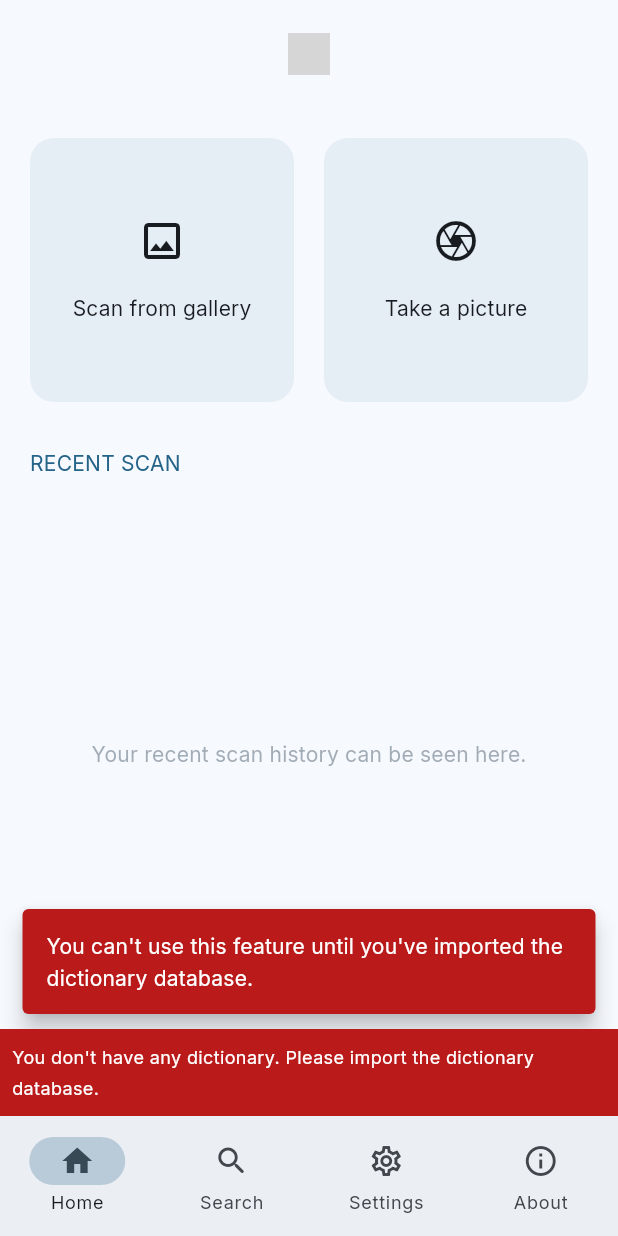
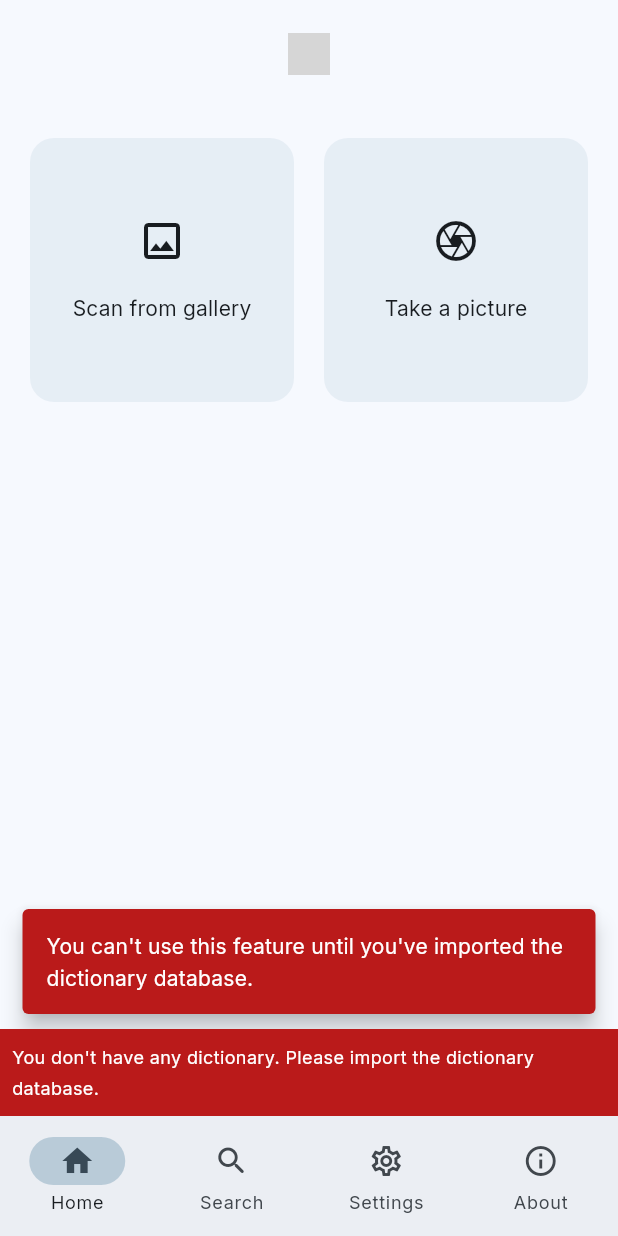
Before and after one commit to elianiva/jisho-lens, a Flutter app: the screen it shows after launch, after a tap on "Scan from gallery", on a phone screen of 412 x 824 dp. Run offline on Flutter 3.47's test engine with Material 2 defaults, Android fonts, the phone set to English and light mode, and no system bars; our stand-ins replace file_picker, flutter_riverpod, google_fonts, hive, hive_flutter, image_picker and 3 more; missing offline and left inert: google_mlkit_text_recognition, mecab_dart, ruby_text, share_handler; accounts and stored records are empty; grey boxes are pictures that could not be loaded.

Commit message:
refactor: scrap history, doesn't work as expected

```diff
--- a/jisho_lens/lib/components/history_list.dart
+++ /dev/null
@@ -1,71 +0,0 @@
-import 'package:flutter/material.dart';
-import 'package:hive_flutter/hive_flutter.dart';
-import 'package:intl/intl.dart';
-import 'package:jisho_lens/components/history_card.dart';
-import 'package:jisho_lens/constants/box_names.dart';
-import 'package:jisho_lens/repository/history_repository.dart';
-
-class HistoryList extends StatelessWidget {
-  final _historyRepository = HistoryRepository();
-
-  HistoryList({super.key});
-
-  @override
-  Widget build(BuildContext context) {
-    return Expanded(
-      child: Column(
-        crossAxisAlignment: CrossAxisAlignment.start,
-        children: [
-          Padding(
-            padding: const EdgeInsets.symmetric(horizontal: 20),
-            child: Text(
-              "RECENT SCAN",
-              style: Theme.of(context).textTheme.titleMedium?.copyWith(
-                    color: Theme.of(context).colorScheme.primary,
-                  ),
-            ),
-          ),
-          Expanded(
-            child: ValueListenableBuilder(
-                valueListenable: Hive.box(kLensHistoryBox).listenable(),
-                builder: (_, box, __) {
-                  final histories = _historyRepository.getHistories();
-                  return Visibility(
-                    visible: histories.isNotEmpty,
-                    replacement: Center(
-                      child: Text(
-                        "Your recent scan history can be seen here.",
-                        style: Theme.of(context).textTheme.titleMedium?.copyWith(
-                              color: Theme.of(context)
-                                  .colorScheme
-                                  .secondary
-                                  .withOpacity(0.5),
-                            ),
-                      ),
-                    ),
-                    child: GridView.count(
-                      primary: false,
-                      padding: const EdgeInsets.all(20),
-                      crossAxisCount: 2,
-                      crossAxisSpacing: 20,
-                      mainAxisSpacing: 20,
-                      physics: const BouncingScrollPhysics(),
-                      children: _historyRepository
-                          .getHistories()
-                          .map(
-                            (h) => HistoryCard(
-                              time: DateFormat.jm().format(h.createdAt),
-                              date: DateFormat.yMMMEd().format(h.createdAt),
-                              imagePath: h.imagePath,
-                            ),
-                          )
-                          .toList(),
-                    ),
-                  );
-                }),
-          ),
-        ],
-      ),
-    );
-  }
-}
--- a/jisho_lens/lib/main.dart
+++ b/jisho_lens/lib/main.dart
@@ -8,7 +8,6 @@ import 'package:flutter_riverpod/flutter_riverpod.dart';
 import 'package:hive_flutter/hive_flutter.dart';
 import 'package:jisho_lens/components/navigation_bar.dart';
 import 'package:jisho_lens/constants/box_names.dart';
-import 'package:jisho_lens/models/lens_history.dart';
 import 'package:jisho_lens/screens/about.dart';
 import 'package:jisho_lens/screens/home.dart';
 import 'package:jisho_lens/screens/lens.dart';
@@ -35,11 +34,8 @@ Future<void> main() async {
   // open the hive box so we don't have to deal with async stuff later
   await Hive.initFlutter();
 
-  Hive.registerAdapter(HistoryAdapter());
-
   await Hive.openBox<String>(kThemeBox);
   await Hive.openBox(kSettingsBox);
-  await Hive.openBox(kLensHistoryBox);
 
   runApp(const ProviderScope(child: MyApp()));
 }
--- a/jisho_lens/lib/models/lens_history.dart
+++ /dev/null
@@ -1,17 +0,0 @@
-import 'package:hive/hive.dart';
-
-part 'lens_history.g.dart';
-
-@HiveType(typeId: 1)
-class History {
-  History({
-    required this.createdAt,
-    required this.imagePath,
-  });
-
-  @HiveField(0)
-  final DateTime createdAt;
-
-  @HiveField(1)
-  final String imagePath;
-}
--- a/jisho_lens/lib/repository/history_repository.dart
+++ /dev/null
@@ -1,37 +0,0 @@
-import 'package:hive/hive.dart';
-import 'package:jisho_lens/constants/box_names.dart';
-import 'package:jisho_lens/models/lens_history.dart';
-
-class HistoryRepository {
-  final _historyBox = Hive.box(kLensHistoryBox);
-
-  static const kHistoryKeyName = "history";
-  static const kMaxHistoryLength = 10;
-
-  List<History> getHistories() {
-    final histories = _historyBox.get(kHistoryKeyName, defaultValue: []) ?? [];
-    return histories.cast<History>()
-      ..sort((History a, History b) => b.createdAt.compareTo(a.createdAt));
-  }
-
-  Future<void> addHistory(History history) async {
-    List<History> histories = getHistories();
-
-    // if it already exists then remove it because we want to update the creation date
-    if (histories.indexWhere((h) => h.imagePath == history.imagePath) != -1) {
-      histories.removeWhere((h) => h.imagePath == history.imagePath);
-    }
-
-    // keep limited history length
-    if (histories.length >= kMaxHistoryLength) {
-      histories = histories.take(kMaxHistoryLength - 1).toList();
-    }
-
-    histories.add(history);
-    await _historyBox.put(kHistoryKeyName, histories);
-  }
-
-  void clearHistory() {
-    _historyBox.delete(kHistoryKeyName);
-  }
-}
--- a/jisho_lens/lib/screens/home.dart
+++ b/jisho_lens/lib/screens/home.dart
@@ -1,7 +1,6 @@
 import 'package:flutter/material.dart';
 import 'package:flutter_riverpod/flutter_riverpod.dart';
 import 'package:image_picker/image_picker.dart';
-import 'package:jisho_lens/components/history_list.dart';
 import 'package:jisho_lens/providers/db_status_provider.dart';
 import 'package:jisho_lens/screens/lens.dart';
 import 'package:jisho_lens/providers/ocr_provider.dart';
@@ -93,8 +92,6 @@ class HomePageState extends ConsumerState<HomePage> {
             ],
           ),
         ),
-        const SizedBox(height: 20),
-        HistoryList(),
       ],
     );
   }
--- a/jisho_lens/lib/screens/settings.dart
+++ b/jisho_lens/lib/screens/settings.dart
@@ -7,7 +7,6 @@ import 'package:flutter_riverpod/flutter_riverpod.dart';
 import 'package:jisho_lens/providers/db_status_provider.dart';
 import 'package:jisho_lens/providers/search_settings_provider.dart';
 import 'package:jisho_lens/providers/theme_provider.dart';
-import 'package:jisho_lens/repository/history_repository.dart';
 import 'package:jisho_lens/repository/jmdict_repository.dart';
 import 'package:settings_ui/settings_ui.dart';
 
@@ -20,7 +19,6 @@ class SettingsPage extends ConsumerStatefulWidget {
 
 class SettingsPageState extends ConsumerState<SettingsPage> {
   final _jmdictRepository = JMDictRepository();
-  final _historyRepository = HistoryRepository();
 
   @override
   Widget build(BuildContext context) {
@@ -86,21 +84,6 @@ class SettingsPageState extends ConsumerState<SettingsPage> {
               ),
               value: Text(
                 "Remove a dictionary from the app database",
-                style: Theme.of(context).textTheme.bodySmall,
-              ),
-            ),
-            SettingsTile(
-              onPressed: (_) => _clearHistory(),
-              leading: Icon(
-                Icons.clear_all,
-                color: Theme.of(context).textTheme.titleMedium?.color,
-              ),
-              title: Text(
-                "Clear History",
-                style: Theme.of(context).textTheme.bodyMedium,
-              ),
-              value: Text(
-                "Clear the scan history",
                 style: Theme.of(context).textTheme.bodySmall,
               ),
             ),
@@ -305,18 +288,4 @@ class SettingsPageState extends ConsumerState<SettingsPage> {
       },
     );
   }
-
-  void _clearHistory() {
-    _historyRepository.clearHistory();
-    if (!mounted) return;
-    // remove the loading dialog
-    ScaffoldMessenger.of(context).showSnackBar(SnackBar(
-      content: Text(
-        "The history has been cleared.",
-        style: Theme.of(context).textTheme.titleMedium,
-      ),
-      behavior: SnackBarBehavior.floating,
-      backgroundColor: Theme.of(context).dialogBackgroundColor,
-    ));
-  }
 }
```
Also changed, not shown: jisho_lens/lib/components/history_card.dart (deleted, +0 -68 lines), jisho_lens/lib/screens/lens.dart (+0 -12 lines), jisho_lens/lib/models/lens_history.g.dart (deleted).
